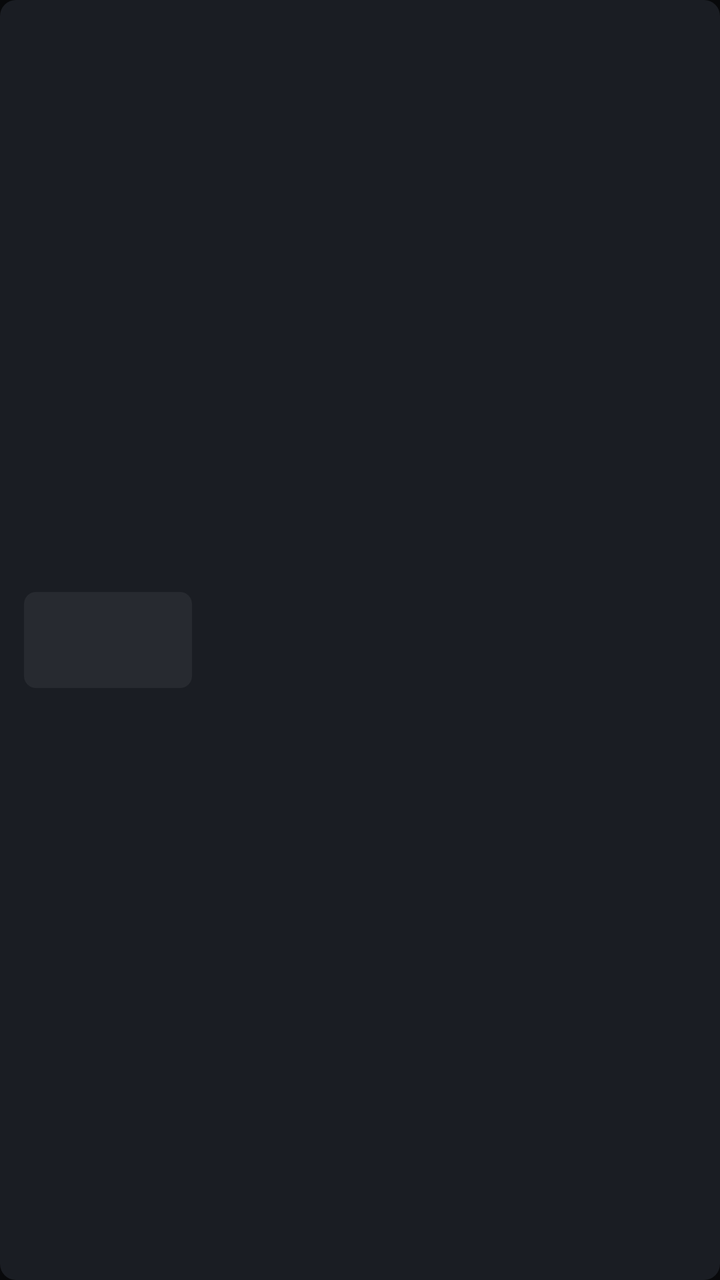
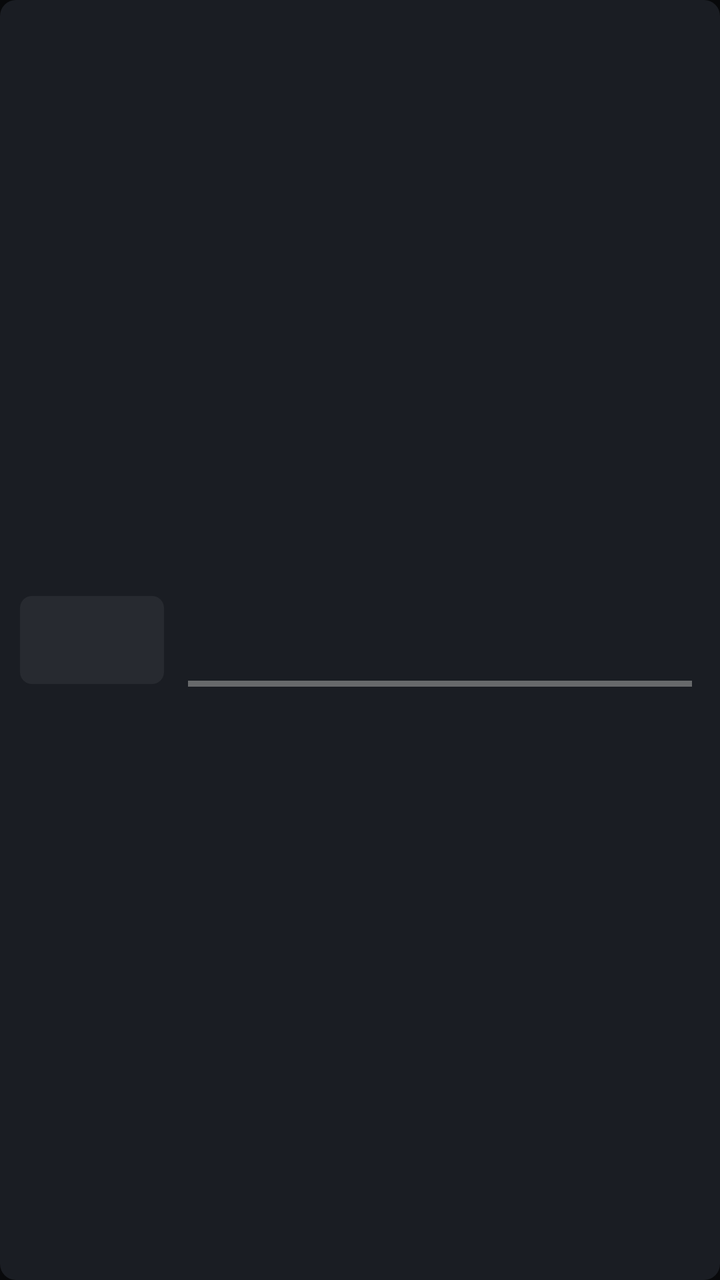

Screens rendered from an Android XML layout before and after an edit, with the pre-edit source and the edit as a unified diff.
<!-- AndroidManifest.xml: application theme AppTheme -->
<!-- res/layout/item_channel_row.xml -->
<?xml version="1.0" encoding="utf-8"?>
<LinearLayout xmlns:android="http://schemas.android.com/apk/res/android"
    android:layout_width="match_parent" android:layout_height="72dp"
    android:layout_marginBottom="6dp" android:background="@drawable/bg_tile"
    android:clickable="true" android:focusable="true" android:gravity="center_vertical"
    android:orientation="horizontal" android:paddingStart="12dp" android:paddingEnd="18dp">

    <FrameLayout
        android:layout_width="84dp" android:layout_height="48dp"
        android:background="@drawable/bg_logo">

        <ImageView
            android:id="@+id/logo"
            android:layout_width="match_parent" android:layout_height="match_parent"
            android:importantForAccessibility="no" android:padding="5dp" android:scaleType="fitCenter" />
    </FrameLayout>

    <LinearLayout
        android:layout_width="230dp" android:layout_height="wrap_content"
        android:layout_marginStart="14dp" android:orientation="vertical">

        <TextView
            android:id="@+id/name"
            android:layout_width="match_parent" android:layout_height="wrap_content"
            android:ellipsize="end" android:fontFamily="sans-serif-medium" android:singleLine="true"
            android:textColor="@color/text" android:textSize="16sp" />

        <LinearLayout
            android:layout_width="match_parent" android:layout_height="wrap_content"
            android:layout_marginTop="2dp" android:orientation="horizontal">

            <TextView
                android:id="@+id/fav"
                android:layout_width="wrap_content" android:layout_height="wrap_content"
                android:layout_marginEnd="6dp" android:text="★"
                android:textColor="@color/gold" android:textSize="12sp" android:visibility="gone" />

            <TextView
                android:id="@+id/badges"
                android:layout_width="match_parent" android:layout_height="wrap_content"
                android:ellipsize="end" android:singleLine="true" android:fontFamily="sans-serif-medium"
                android:textColor="@color/accent" android:textSize="11sp" />
        </LinearLayout>
    </LinearLayout>

    <LinearLayout
        android:layout_width="0dp" android:layout_height="wrap_content" android:layout_weight="1"
        android:layout_marginStart="16dp" android:orientation="vertical">

        <LinearLayout
            android:layout_width="match_parent" android:layout_height="wrap_content"
            android:gravity="center_vertical" android:orientation="horizontal">

            <TextView
                android:id="@+id/nowTime"
                android:layout_width="wrap_content" android:layout_height="wrap_content"
                android:layout_marginEnd="10dp" android:textColor="@color/muted" android:textSize="13sp" />

            <TextView
                android:id="@+id/nowTitle"
                android:layout_width="0dp" android:layout_height="wrap_content" android:layout_weight="1"
                android:ellipsize="end" android:singleLine="true"
                android:textColor="@color/text" android:textSize="15sp" />
        </LinearLayout>

        <ProgressBar
            android:id="@+id/nowProgress"
            style="?android:attr/progressBarStyleHorizontal"
            android:layout_width="match_parent" android:layout_height="3dp"
            android:layout_marginTop="5dp" android:max="1000"
            android:progressDrawable="@drawable/progress_card" />

        <TextView
            android:id="@+id/next"
            android:layout_width="match_parent" android:layout_height="wrap_content"
            android:layout_marginTop="4dp" android:ellipsize="end" android:singleLine="true"
            android:textColor="@color/faint" android:textSize="13sp" />
    </LinearLayout>
</LinearLayout>
<!-- resources referenced by this layout -->
<resources>
  <color name="accent">#FF5A36</color>
  <color name="faint">#6B7079</color>
  <color name="gold">#F5C451</color>
  <color name="muted">#A3A7AE</color>
  <color name="text">#F5F5F1</color>
  <!-- drawable bg_logo (drawable) -->
  <?xml version="1.0" encoding="utf-8"?>
  <shape xmlns:android="http://schemas.android.com/apk/res/android">
      <solid android:color="#0FF5F5F1" />
      <corners android:radius="6dp" />
  </shape>
  <!-- drawable bg_tile (drawable) -->
  <?xml version="1.0" encoding="utf-8"?>
  <selector xmlns:android="http://schemas.android.com/apk/res/android">
      <item android:state_focused="true"><shape><solid android:color="#262A32" /><stroke android:width="3dp" android:color="#F5F5F1" /><corners android:radius="8dp" /></shape></item>
      <item><shape><solid android:color="#1A1D23" /><corners android:radius="8dp" /></shape></item>
  </selector>
  <!-- drawable progress_card (drawable) -->
  <?xml version="1.0" encoding="utf-8"?>
  <layer-list xmlns:android="http://schemas.android.com/apk/res/android">
      <item android:id="@android:id/background"><shape><solid android:color="#59F5F5F1" /></shape></item>
      <item android:id="@android:id/progress"><clip><shape><solid android:color="@color/accent" /></shape></clip></item>
  </layer-list>
  <style name="AppTheme" parent="Theme.AppCompat.NoActionBar">
          <item name="android:windowBackground">@color/bg</item>
          <item name="android:windowFullscreen">true</item>
          <item name="colorPrimary">@color/accent</item>
          <item name="colorAccent">@color/accent</item>
          <item name="android:textColorPrimary">@color/text</item>
          <item name="android:textColorSecondary">@color/muted</item>
          <item name="alertDialogTheme">@style/Dialog</item>
          <item name="android:windowAnimationStyle">@style/Transitions</item>
      </style>
  <color name="bg">#08090B</color>
  <style name="Dialog" parent="Theme.AppCompat.Dialog.Alert">
          <item name="android:windowBackground">@drawable/bg_dialog</item>
          <item name="colorAccent">@color/accent</item>
          <item name="android:textColorPrimary">@color/text</item>
          <item name="android:textColorSecondary">@color/muted</item>
      </style>
  <style name="Transitions" parent="@android:style/Animation.Activity">
          <item name="android:activityOpenEnterAnimation">@anim/screen_in</item>
          <item name="android:activityOpenExitAnimation">@anim/screen_behind</item>
          <item name="android:activityCloseEnterAnimation">@anim/screen_return</item>
          <item name="android:activityCloseExitAnimation">@anim/screen_out</item>
      </style>
  <!-- drawable bg_dialog (drawable) -->
  <?xml version="1.0" encoding="utf-8"?>
  <shape xmlns:android="http://schemas.android.com/apk/res/android">
      <solid android:color="#16191E" />
      <corners android:radius="14dp" />
  </shape>
</resources>

<!-- the commit's change to res/layout/item_channel_row.xml (unified diff, before → after) -->
@@ -1,12 +1,12 @@
 <?xml version="1.0" encoding="utf-8"?>
 <LinearLayout xmlns:android="http://schemas.android.com/apk/res/android"
-    android:layout_width="match_parent" android:layout_height="72dp"
+    android:layout_width="match_parent" android:layout_height="68dp"
     android:layout_marginBottom="6dp" android:background="@drawable/bg_tile"
     android:clickable="true" android:focusable="true" android:gravity="center_vertical"
-    android:orientation="horizontal" android:paddingStart="12dp" android:paddingEnd="18dp">
+    android:orientation="horizontal" android:paddingStart="10dp" android:paddingEnd="14dp">
 
     <FrameLayout
-        android:layout_width="84dp" android:layout_height="48dp"
+        android:layout_width="72dp" android:layout_height="44dp"
         android:background="@drawable/bg_logo">
 
         <ImageView
@@ -16,18 +16,12 @@
     </FrameLayout>
 
     <LinearLayout
-        android:layout_width="230dp" android:layout_height="wrap_content"
-        android:layout_marginStart="14dp" android:orientation="vertical">
-
-        <TextView
-            android:id="@+id/name"
-            android:layout_width="match_parent" android:layout_height="wrap_content"
-            android:ellipsize="end" android:fontFamily="sans-serif-medium" android:singleLine="true"
-            android:textColor="@color/text" android:textSize="16sp" />
+        android:layout_width="0dp" android:layout_height="wrap_content" android:layout_weight="1"
+        android:layout_marginStart="12dp" android:orientation="vertical">
 
         <LinearLayout
             android:layout_width="match_parent" android:layout_height="wrap_content"
-            android:layout_marginTop="2dp" android:orientation="horizontal">
+            android:gravity="center_vertical" android:orientation="horizontal">
 
             <TextView
                 android:id="@+id/fav"
@@ -36,44 +30,61 @@
                 android:textColor="@color/gold" android:textSize="12sp" android:visibility="gone" />
 
             <TextView
+                android:id="@+id/name"
+                android:layout_width="0dp" android:layout_height="wrap_content" android:layout_weight="1"
+                android:ellipsize="end" android:fontFamily="sans-serif-medium" android:singleLine="true"
+                android:textColor="@color/text" android:textSize="15sp" />
+
+            <TextView
                 android:id="@+id/badges"
+                android:layout_width="wrap_content" android:layout_height="wrap_content"
+                android:layout_marginStart="8dp" android:ellipsize="end" android:singleLine="true"
+                android:fontFamily="sans-serif-medium" android:maxWidth="110dp"
+                android:textColor="@color/accent" android:textSize="10sp" />
+        </LinearLayout>
+
+        
+        <TextView
+            android:id="@+id/moveHint"
+            android:layout_width="match_parent" android:layout_height="wrap_content"
+            android:layout_marginTop="2dp" android:singleLine="true"
+            android:text="▲ ▼ move   ·   OK drop   ·   Back cancel"
+            android:fontFamily="sans-serif-medium" android:textColor="@color/accent" android:textSize="12sp"
+            android:visibility="gone" />
+
+        <LinearLayout
+            android:id="@+id/guideBox"
+            android:layout_width="match_parent" android:layout_height="wrap_content"
+            android:orientation="vertical">
+
+            <LinearLayout
                 android:layout_width="match_parent" android:layout_height="wrap_content"
-                android:ellipsize="end" android:singleLine="true" android:fontFamily="sans-serif-medium"
-                android:textColor="@color/accent" android:textSize="11sp" />
+                android:layout_marginTop="2dp" android:gravity="center_vertical" android:orientation="horizontal">
+
+                <TextView
+                    android:id="@+id/nowTime"
+                    android:layout_width="wrap_content" android:layout_height="wrap_content"
+                    android:layout_marginEnd="8dp" android:textColor="@color/muted" android:textSize="12sp" />
+
+                <TextView
+                    android:id="@+id/nowTitle"
+                    android:layout_width="0dp" android:layout_height="wrap_content" android:layout_weight="1"
+                    android:ellipsize="end" android:singleLine="true"
+                    android:textColor="@color/text" android:textSize="13sp" />
+            </LinearLayout>
+
+            <ProgressBar
+                android:id="@+id/nowProgress"
+                style="?android:attr/progressBarStyleHorizontal"
+                android:layout_width="match_parent" android:layout_height="3dp"
+                android:layout_marginTop="4dp" android:max="1000"
+                android:progressDrawable="@drawable/progress_card" />
+
+            <TextView
+                android:id="@+id/next"
+                android:layout_width="match_parent" android:layout_height="wrap_content"
+                android:ellipsize="end" android:singleLine="true"
+                android:textColor="@color/faint" android:textSize="12sp" android:visibility="gone" />
         </LinearLayout>
     </LinearLayout>
-
-    <LinearLayout
-        android:layout_width="0dp" android:layout_height="wrap_content" android:layout_weight="1"
-        android:layout_marginStart="16dp" android:orientation="vertical">
-
-        <LinearLayout
-            android:layout_width="match_parent" android:layout_height="wrap_content"
-            android:gravity="center_vertical" android:orientation="horizontal">
-
-            <TextView
-                android:id="@+id/nowTime"
-                android:layout_width="wrap_content" android:layout_height="wrap_content"
-                android:layout_marginEnd="10dp" android:textColor="@color/muted" android:textSize="13sp" />
-
-            <TextView
-                android:id="@+id/nowTitle"
-                android:layout_width="0dp" android:layout_height="wrap_content" android:layout_weight="1"
-                android:ellipsize="end" android:singleLine="true"
-                android:textColor="@color/text" android:textSize="15sp" />
-        </LinearLayout>
-
-        <ProgressBar
-            android:id="@+id/nowProgress"
-            style="?android:attr/progressBarStyleHorizontal"
-            android:layout_width="match_parent" android:layout_height="3dp"
-            android:layout_marginTop="5dp" android:max="1000"
-            android:progressDrawable="@drawable/progress_card" />
-
-        <TextView
-            android:id="@+id/next"
-            android:layout_width="match_parent" android:layout_height="wrap_content"
-            android:layout_marginTop="4dp" android:ellipsize="end" android:singleLine="true"
-            android:textColor="@color/faint" android:textSize="13sp" />
-    </LinearLayout>
 </LinearLayout>
